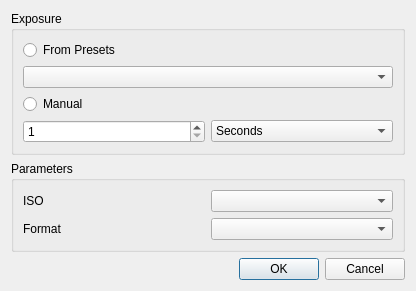
This is dslr-qt-shooter/ui/imagesettingsdialog.ui in Edlward/GalaxyHunter as Qt 5 draws it before an edit. The edited form follows.
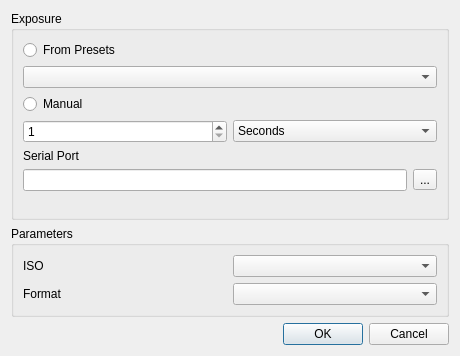
This is the edited form.

Patch:
```diff
--- a/dslr-qt-shooter/ui/imagesettingsdialog.ui
+++ b/dslr-qt-shooter/ui/imagesettingsdialog.ui
@@ -6,8 +6,8 @@
    <rect>
     <x>0</x>
     <y>0</y>
-    <width>416</width>
-    <height>282</height>
+    <width>460</width>
+    <height>356</height>
    </rect>
   </property>
   <property name="windowTitle">
@@ -38,7 +38,7 @@
        </widget>
       </item>
       <item>
-       <layout class="QHBoxLayout" name="horizontalLayout">
+       <layout class="QHBoxLayout" name="horizontalLayout_2">
         <item>
          <widget class="QSpinBox" name="shutterSpeedManual">
           <property name="minimum">
@@ -65,6 +65,27 @@
         </item>
        </layout>
       </item>
+      <item>
+       <widget class="QLabel" name="label_3">
+        <property name="text">
+         <string>Serial Port</string>
+        </property>
+       </widget>
+      </item>
+      <item>
+       <layout class="QHBoxLayout" name="horizontalLayout">
+        <item>
+         <widget class="QLineEdit" name="lineEdit"/>
+        </item>
+        <item>
+         <widget class="QToolButton" name="toolButton">
+          <property name="text">
+           <string>...</string>
+          </property>
+         </widget>
+        </item>
+       </layout>
+      </item>
       <item>
        <spacer name="verticalSpacer">
         <property name="orientation">
```
